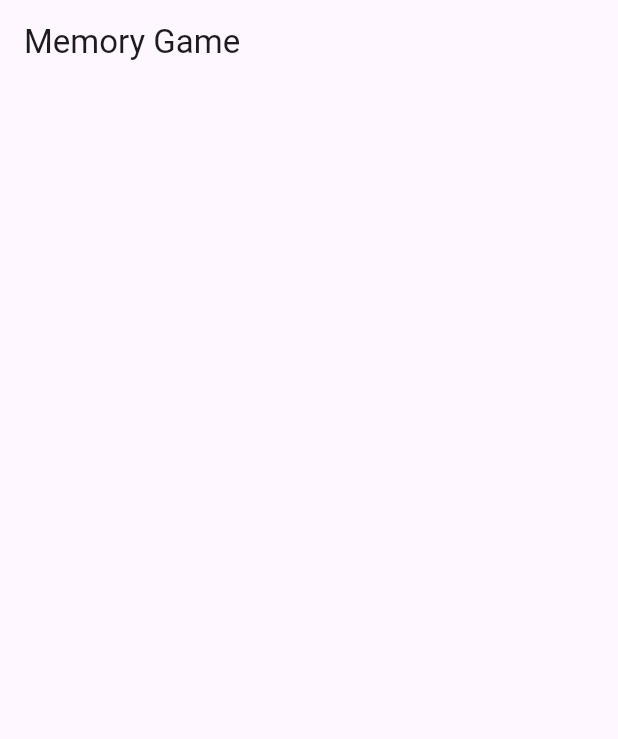
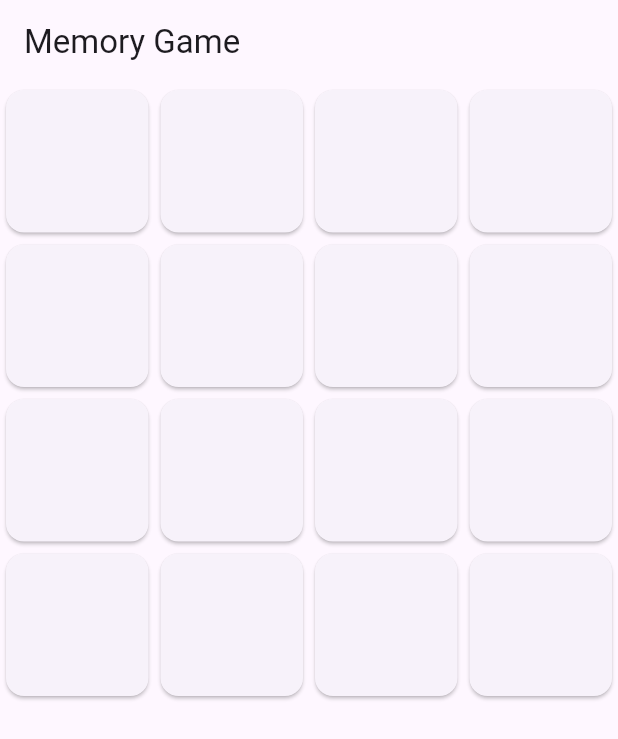
Before and after one commit to ZhubeenV/memory_game, a Flutter app: the screen it shows after launch, on a phone screen of 412 x 824 dp. Shown: the top 739 px of the screen. Run offline on Flutter 3.47's test engine with Material 3 defaults, Android fonts, the light colour scheme and no system bars.

Commit message:
some progress made, ui kinda works

```diff
--- a/lib/main.dart
+++ b/lib/main.dart
@@ -10,57 +10,134 @@ class MemoryGameApp extends StatelessWidget {
       theme: ThemeData(
         primarySwatch: Colors.blue,
       ),
-      home: MemoryGamePage(),
+      home: GameScreen(),
     );
   }
 }
 
-class MemoryGamePage extends StatefulWidget {
+class GameScreen extends StatefulWidget {
   @override
-  _MemoryGamePageState createState() => _MemoryGamePageState();
+  _GameScreenState createState() => _GameScreenState();
 }
 
-class _MemoryGamePageState extends State<MemoryGamePage> {
-  // Game state variables and logic will be here
+class _GameScreenState extends State<GameScreen> {
+  int horCards = 4; // Adjust based on your game setup
+  int vertCards = 4; // Adjust based on your game setup
+  late List<List<int>> matrix;
+  bool freeze = false;
+  List<dynamic> pressed = [];
+  int step = 0;
+  int found = 0;
+  late DateTime startTime;
+  @override
+  void initState() {
+    super.initState();
+    initializeGame();
+  }
+
+  void initializeGame() {
+    List<int> ar = List<int>.generate(horCards * vertCards ~/ 2, (i) => i)..addAll(List<int>.generate(horCards * vertCards ~/ 2, (i) => i));
+    ar.shuffle();
+    matrix = List.generate(horCards, (i) => List.generate(vertCards, (j) => ar[i * vertCards + j]));
+    startTime = DateTime.now();
+  }
+
+  void doSomething(int a, int b) {
+    if (!freeze) {
+      setState(() {
+        freeze = true;
+        if (step == 0) {
+          pressed = [a, b];
+          freeze = false;
+        } else {
+          Future.delayed(Duration(seconds: 1), () {
+            if (matrix[a][b] == matrix[pressed[0]][pressed[1]]) {
+              // Update logic to "remove" or mark as found
+              found += 2;
+            }
+            // Reset or update UI based on game logic
+            setState(() {
+              freeze = false;
+            });
+
+            if (found == horCards * vertCards) {
+              Duration finalTime = DateTime.now().difference(startTime);
+              print("Final time: ${finalTime.inSeconds} seconds");
+            }
+          });
+        }
+        step = 1 - step;
+      });
+    }
+  }
 
   @override
   Widget build(BuildContext context) {
-    // Build your game's UI here
     return Scaffold(
       appBar: AppBar(
         title: Text('Memory Game'),
       ),
       body: GridView.builder(
-        itemCount: 30, // Number of cards
         gridDelegate: SliverGridDelegateWithFixedCrossAxisCount(
-          crossAxisCount: 5, // Number of cards in a row
+          crossAxisCount: vertCards,
         ),
+        itemCount: horCards * vertCards,
         itemBuilder: (context, index) {
-          // Build your card widgets here
+          int x = index ~/ vertCards;
+          int y = index % vertCards;
+          return GestureDetector(
+            onTap: () => doSomething(x, y),
+            child: Card(
+              child: Center(child: Text(freeze ? matrix[x][y].toString() : '')),
+            ),
+          );
         },
-        // Build your grid of cards here
       ),
     );
   }
 }
 
-class CardModel {
-  String imageUrl;
-  bool isFlipped = false;
-  bool isMatched = false;
+// class _MemoryGamePageState extends State<MemoryGamePage> {
+//   // Game state variables and logic will be here
 
-  CardModel(this.imageUrl);
-}
+//   @override
+//   Widget build(BuildContext context) {
+//     // Build your game's UI here
+//     return Scaffold(
+//       appBar: AppBar(
+//         title: Text('Memory Game'),
+//       ),
+//       body: GridView.builder(
+//         itemCount: 30, // Number of cards
+//         gridDelegate: SliverGridDelegateWithFixedCrossAxisCount(
+//           crossAxisCount: 5, // Number of cards in a row
+//         ),
+//         itemBuilder: (context, index) {
+//           // Build your card widgets here
+//         },
+//         // Build your grid of cards here
+//       ),
+//     );
+//   }
+// }
 
-GridView buildGrid() {
-  // You'll need to initialize a list of cards and implement game logic
-  return GridView.builder(
-    itemCount: 30, // Number of cards
-    gridDelegate: SliverGridDelegateWithFixedCrossAxisCount(
-      crossAxisCount: 5, // Number of cards in a row
-    ),
-    itemBuilder: (context, index) {
-      // Build your card widgets here
-    },
-  );
-}
+// class CardModel {
+//   String imageUrl;
+//   bool isFlipped = false;
+//   bool isMatched = false;
+
+//   CardModel(this.imageUrl);
+// }
+
+// GridView buildGrid() {
+//   // You'll need to initialize a list of cards and implement game logic
+//   return GridView.builder(
+//     itemCount: 30, // Number of cards
+//     gridDelegate: SliverGridDelegateWithFixedCrossAxisCount(
+//       crossAxisCount: 5, // Number of cards in a row
+//     ),
+//     itemBuilder: (context, index) {
+//       // Build your card widgets here
+//     },
+//   );
+// }
```
Also changed, not shown: pubspec.lock, 3 other files.
